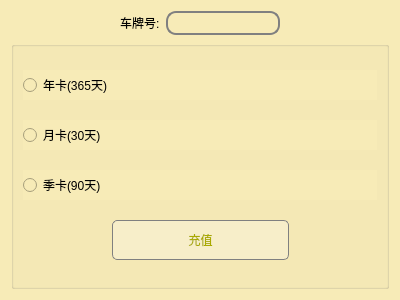
Qt form ipms_Qt/rechargewidget.ui (yizhitooz/ipms_pro) before a commit.
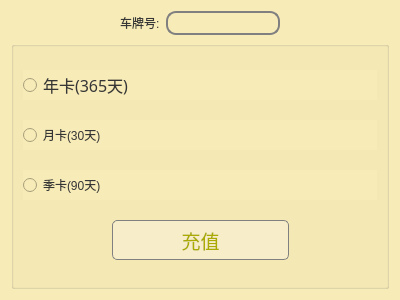
The same form after that commit.

```diff
--- a/ipms_Qt/rechargewidget.ui
+++ b/ipms_Qt/rechargewidget.ui
@@ -42,7 +42,8 @@
      <item>
       <widget class="QLabel" name="label">
        <property name="styleSheet">
-        <string notr="true">font: 11pt &quot;仿宋&quot;;</string>
+        <string notr="true">font: 11pt &quot;汉仪文黑-65W&quot;;
+color:rgb(54, 54, 54)</string>
        </property>
        <property name="text">
         <string>车牌号:</string>
@@ -91,8 +92,17 @@
           <height>30</height>
          </size>
         </property>
+        <property name="font">
+         <font>
+          <family>汉仪文黑-85W</family>
+          <pointsize>12</pointsize>
+          <italic>false</italic>
+          <bold>false</bold>
+         </font>
+        </property>
         <property name="styleSheet">
-         <string notr="true">font: 12pt &quot;华文琥珀&quot;;</string>
+         <string notr="true">font: 12pt &quot;汉仪文黑-85W&quot;;
+color: rgb(54, 54, 54);</string>
         </property>
         <property name="text">
          <string>年卡(365天)</string>
@@ -108,7 +118,8 @@
          </size>
         </property>
         <property name="styleSheet">
-         <string notr="true">font: 12pt &quot;华文琥珀&quot;;</string>
+         <string notr="true">font: 12pt &quot;汉仪文黑-85W&quot;;
+color: rgb(54, 54, 54);</string>
         </property>
         <property name="text">
          <string>月卡(30天)</string>
@@ -124,7 +135,8 @@
          </size>
         </property>
         <property name="styleSheet">
-         <string notr="true">font: 12pt &quot;华文琥珀&quot;;</string>
+         <string notr="true">font: 12pt &quot;汉仪文黑-85W&quot;;
+color: rgb(54, 54, 54);</string>
         </property>
         <property name="text">
          <string>季卡(90天)</string>
@@ -154,6 +166,14 @@
             <height>40</height>
            </size>
           </property>
+          <property name="font">
+           <font>
+            <family>汉仪文黑-85W</family>
+            <pointsize>14</pointsize>
+            <italic>false</italic>
+            <bold>false</bold>
+           </font>
+          </property>
           <property name="styleSheet">
            <string notr="true">QPushButton:!hover{
 	font: 14pt &quot;仿宋&quot;;
```
Left out of the diff: 6 changed lines with no effect on the pictures.
